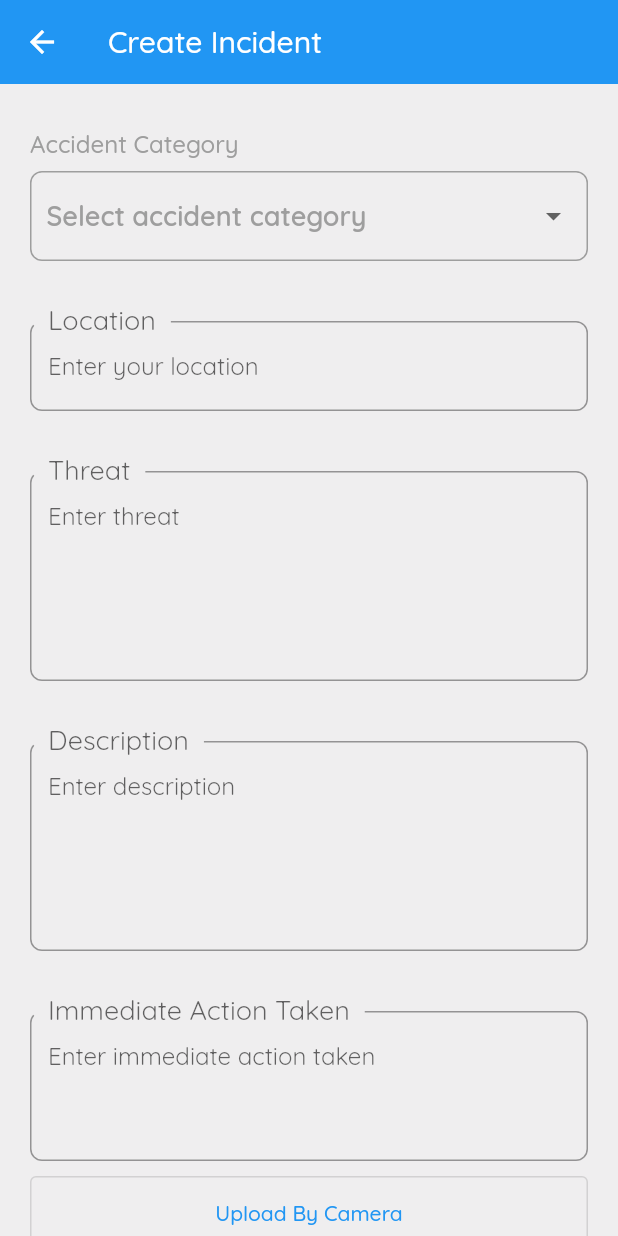
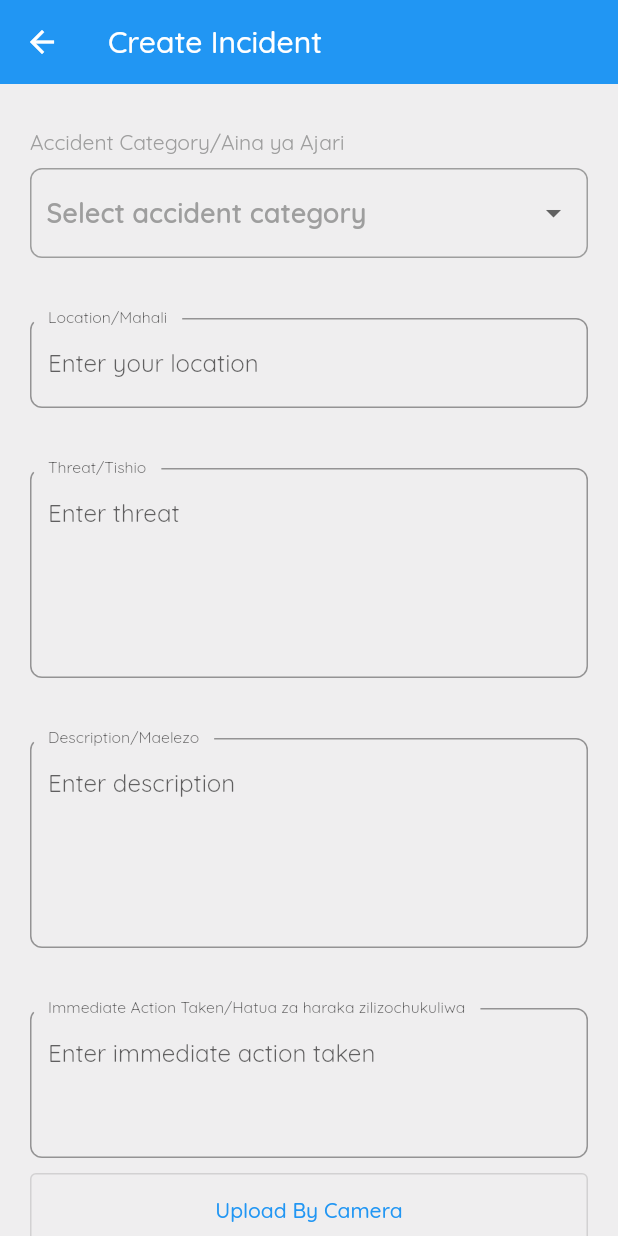
Before and after one commit to Dickens1308/hsseq, a Flutter app: the CreateIncident screen opened by its route, on a phone screen of 412 x 824 dp. Run offline on Flutter 3.47's test engine with Material 2 defaults, Android fonts, the phone set to English and light mode, and no system bars; our stand-ins replace cached_network_image, connectivity_plus, flutter_cache_manager, fluttertoast, image_picker, ionicons and 5 more; accounts and stored records are empty; statements that could not run were skipped; project files that could hold a hidden picture were left out.

Commit message:
Update on threat and accident category 3

```diff
--- a/lib/screen/create_incident.dart
+++ b/lib/screen/create_incident.dart
@@ -278,14 +278,12 @@ class _CreateIncidentState extends State<CreateIncident> {
     return Column(
       crossAxisAlignment: CrossAxisAlignment.start,
       children: [
-        Text(
-          'Accident Category',
-          style: Theme.of(context).textTheme.headline6!.merge(
-                const TextStyle(
-                  fontSize: 16,
-                  color: Colors.grey,
-                ),
-              ),
+        const Text(
+          'Accident Category/Aina ya Ajari',
+          style: TextStyle(
+            fontSize: 14,
+            color: Colors.grey,
+          ),
         ),
         const SizedBox(height: 8),
         Container(
--- a/lib/widgets/action_form_field.dart
+++ b/lib/widgets/action_form_field.dart
@@ -16,9 +16,9 @@ class ActionFormField extends StatelessWidget {
         validator: (input) => input!.length < 2 ? "invalid action taken" : null,
         decoration: InputDecoration(
           hintText: "Enter immediate action taken",
-          labelText: "Immediate Action Taken",
+          labelText: "Immediate Action Taken/Hatua za haraka zilizochukuliwa",
           labelStyle: const TextStyle(
-            fontSize: 24,
+            fontSize: 14,
           ),
           floatingLabelBehavior: FloatingLabelBehavior.always,
           border: OutlineInputBorder(
--- a/lib/widgets/dashboard_tile.dart
+++ b/lib/widgets/dashboard_tile.dart
@@ -17,7 +17,7 @@ class DashboardTile extends StatelessWidget {
       onTap: () => function(),
       behavior: HitTestBehavior.opaque,
       child: Container(
-        height: MediaQuery.of(context).size.height * .16,
+        height: MediaQuery.of(context).size.height * .18,
         width: MediaQuery.of(context).size.width * .43,
         decoration: BoxDecoration(
           borderRadius: BorderRadius.circular(8),
--- a/lib/widgets/desc_form_field.dart
+++ b/lib/widgets/desc_form_field.dart
@@ -17,9 +17,9 @@ class DescriptionFormWidget extends StatelessWidget {
         validator: (input) => input!.length < 2 ? "invalid description" : null,
         decoration: InputDecoration(
           hintText: "Enter description",
-          labelText: "Description",
+          labelText: "Description/Maelezo",
           labelStyle: const TextStyle(
-            fontSize: 24,
+            fontSize: 14,
           ),
           floatingLabelBehavior: FloatingLabelBehavior.always,
           border: OutlineInputBorder(
--- a/lib/widgets/location_widget.dart
+++ b/lib/widgets/location_widget.dart
@@ -15,9 +15,9 @@ class LocationFormWidget extends StatelessWidget {
         validator: (input) => input!.length < 2 ? "invalid location" : null,
         decoration: InputDecoration(
           hintText: "Enter your location",
-          labelText: "Location",
+          labelText: "Location/Mahali",
           labelStyle: const TextStyle(
-            fontSize: 24,
+            fontSize: 14,
           ),
           floatingLabelBehavior: FloatingLabelBehavior.always,
           border: OutlineInputBorder(
--- a/lib/widgets/threat_form_widget.dart
+++ b/lib/widgets/threat_form_widget.dart
@@ -17,9 +17,9 @@ class ThreatFormWidget extends StatelessWidget {
         validator: (input) => input!.length < 2 ? "invalid threat" : null,
         decoration: InputDecoration(
           hintText: "Enter threat",
-          labelText: "Threat",
+          labelText: "Threat/Tishio",
           labelStyle: const TextStyle(
-            fontSize: 24,
+            fontSize: 14,
           ),
           floatingLabelBehavior: FloatingLabelBehavior.always,
           border: OutlineInputBorder(
```
Also changed, not shown: lib/screen/edit_incident.dart (+6 -8 lines).
